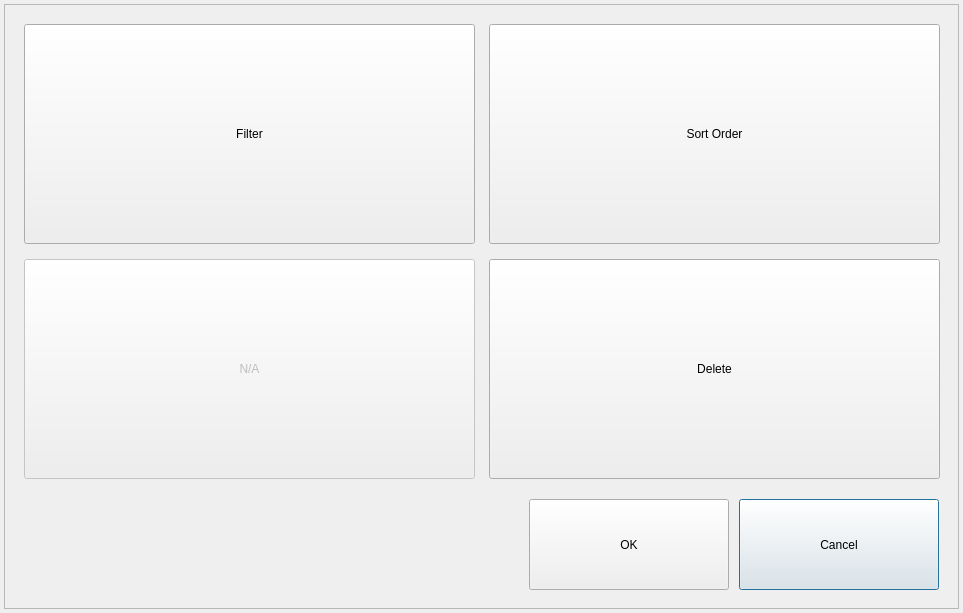
yjsin-emastec/neptune, file gui/mainwidget/src/search/functiondialog.ui: the form before one commit.
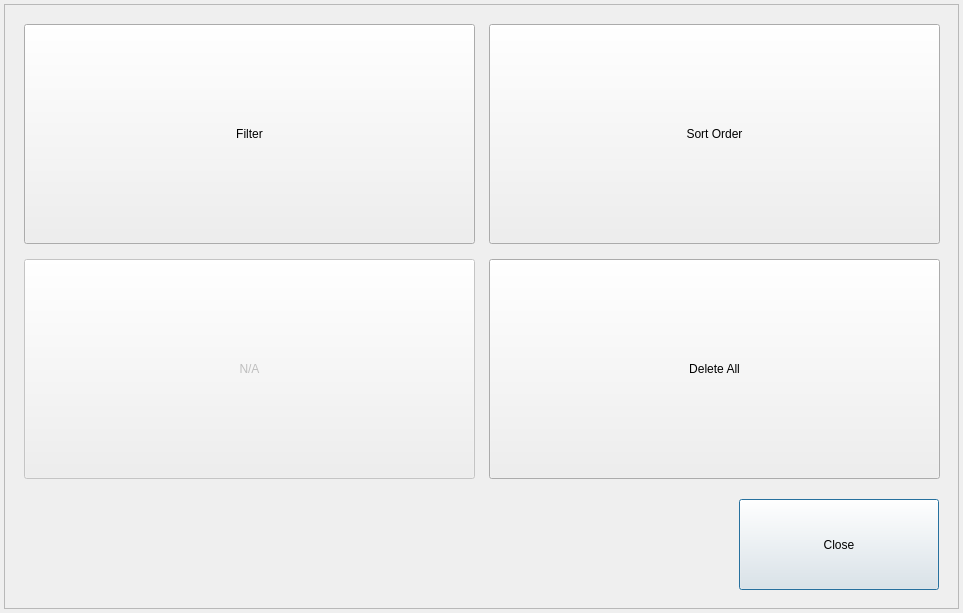
The form after the commit.

Commit message: Modify GUI in function dialog 원인 - 로그 삭제 후 Ok 버튼을 누를 경우 로그 목록이 삭제되지만   Cancel 버튼 누를 경우 로그 목록이 여전히 남아 있음 - 로그 삭제 후 삭제 완료 메시지창을 띄웠으나 실제 DB를 조회하여 표시는 내용이 아님 내용 - OK/Cancel 버튼을 Close 버튼 한개로 수정 - Log 삭제 완료 메시지 제거 - Log 삭제 버튼 Text 수정 Delete -> Delete All

```diff
--- a/gui/mainwidget/src/search/functiondialog.ui
+++ b/gui/mainwidget/src/search/functiondialog.ui
@@ -38,20 +38,7 @@
      </rect>
     </property>
     <property name="text">
-     <string>Cancel</string>
-    </property>
-   </widget>
-   <widget class="QPushButton" name="buttonOk">
-    <property name="geometry">
-     <rect>
-      <x>525</x>
-      <y>495</y>
-      <width>200</width>
-      <height>91</height>
-     </rect>
-    </property>
-    <property name="text">
-     <string>OK</string>
+     <string>Close</string>
     </property>
    </widget>
    <widget class="QPushButton" name="buttonFilter">
@@ -106,7 +93,7 @@
      </rect>
     </property>
     <property name="text">
-     <string>Delete</string>
+     <string>Delete All</string>
     </property>
    </widget>
   </widget>
```
Left out of the diff: 2 changed lines with no effect on the pictures. The commit also changes 19 other files.
